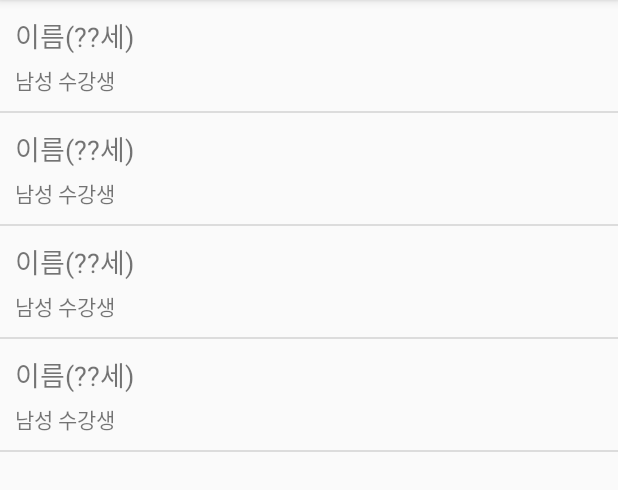
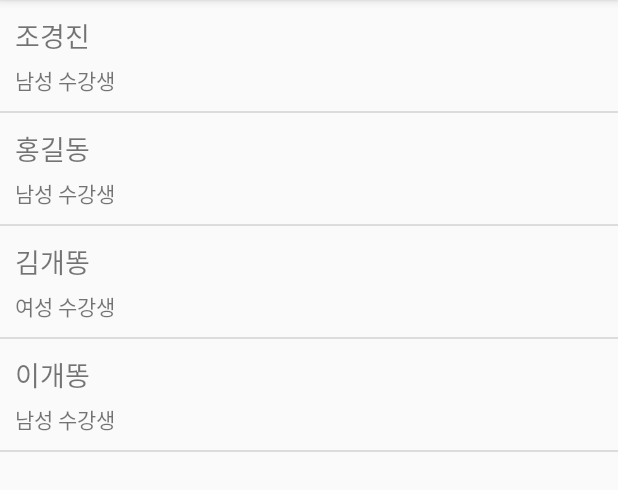
Before and after one commit to parkcrystal/ListView_20200530, an Android app: the screen it shows after launch (MainActivity), on a phone screen of 412 x 824 dp, the part 84-574 px from its top. Run offline under Robolectric (Android 15) with nearby library versions, the phone set to English and light mode, and no system bars.

Commit message:
getView에서 실제 데이터 반영중

```diff
--- a/app/src/main/java/com/phis/listview_20200530/adapters/StudentAdapter.kt
+++ b/app/src/main/java/com/phis/listview_20200530/adapters/StudentAdapter.kt
@@ -5,6 +5,7 @@ import android.view.ViewGroup
 import android.content.Context
 import android.view.LayoutInflater
 import android.widget.ArrayAdapter
+import android.widget.TextView
 import com.phis.listview_20200530.R
 import com.phis.listview_20200530.datas.Student
 
@@ -22,6 +23,25 @@ class StudentAdapter(context: Context, resId: Int, list:List<Student>) : ArrayAd
 
         val row = tempRow!!
 
+
+//        리턴 해주기 전에, 필요 데이터 세팅하고 리턴하도록.
+
+//         자리에 맞는 데이터 불러오기.
+        val data = mList.get(position)
+
+//        XML 에서 데이터가 뿌려질 뷰를 가져오자.
+        val nameAndAgeTxt = row.findViewById<TextView>(R.id.nameAndAgeTxt)
+        val genderTxt = row.findViewById<TextView>(R.id.genderTxt)
+
+//        상황에 맞는 데이터 세팅.
+        nameAndAgeTxt.text = data.name
+        if(data.isMale) {
+            genderTxt.text = "남성 수강생"
+        } else {
+            genderTxt.text = "여성 수강생"
+        }
+
+
         return row
 
     }
--- a/app/src/main/res/layout/student_list_item.xml
+++ b/app/src/main/res/layout/student_list_item.xml
@@ -13,12 +13,14 @@
 
 
         <TextView
+            android:id="@+id/nameAndAgeTxt"
             android:layout_width="wrap_content"
             android:layout_height="wrap_content"
             android:text="이름(??세)"
             android:textSize="18sp" />
 
         <TextView
+            android:id="@+id/genderTxt"
             android:layout_marginTop="5dp"
             android:layout_width="wrap_content"
             android:layout_height="wrap_content"
```
